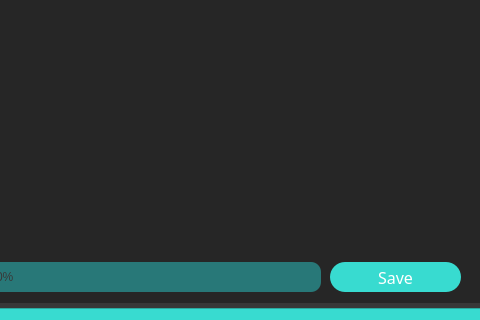
Above: gui/interfaces/AdminDashboard.ui from dev-otaher/Saqer before the change; both pictures show x 720 to 1200 and y 479 to 799 of the 1200 by 799 pixel window. Below: the same form after it.
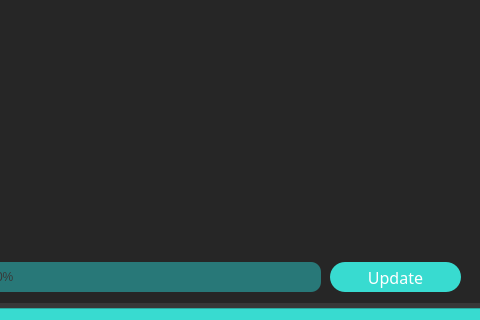
That is the form after the change. Icons and pictures are not drawn.

What changed in the file:
```diff
--- a/gui/interfaces/AdminDashboard.ui
+++ b/gui/interfaces/AdminDashboard.ui
@@ -1374,7 +1374,7 @@
 }</string>
       </property>
       <property name="text">
-       <string>Save</string>
+       <string>Update</string>
       </property>
       <property name="iconSize">
        <size>
```
